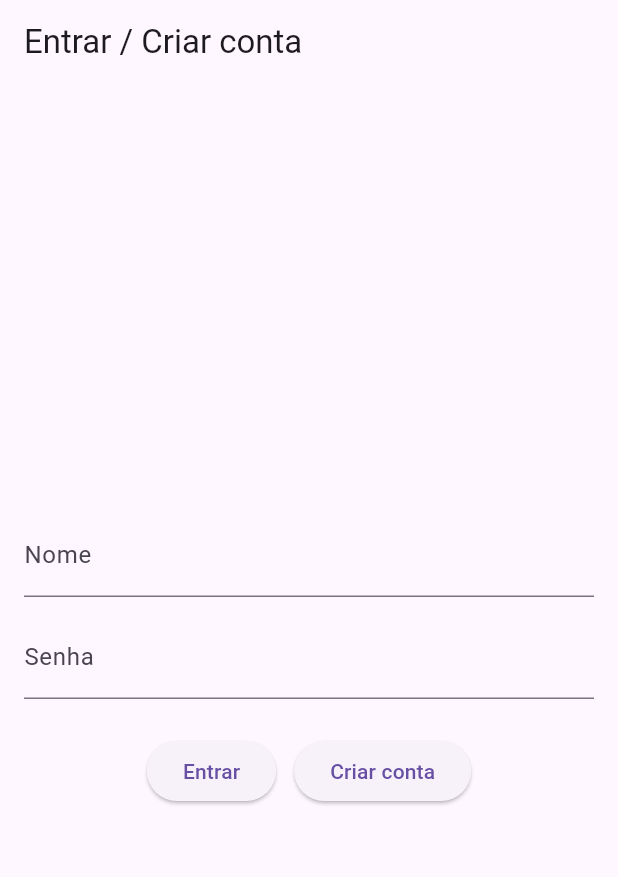
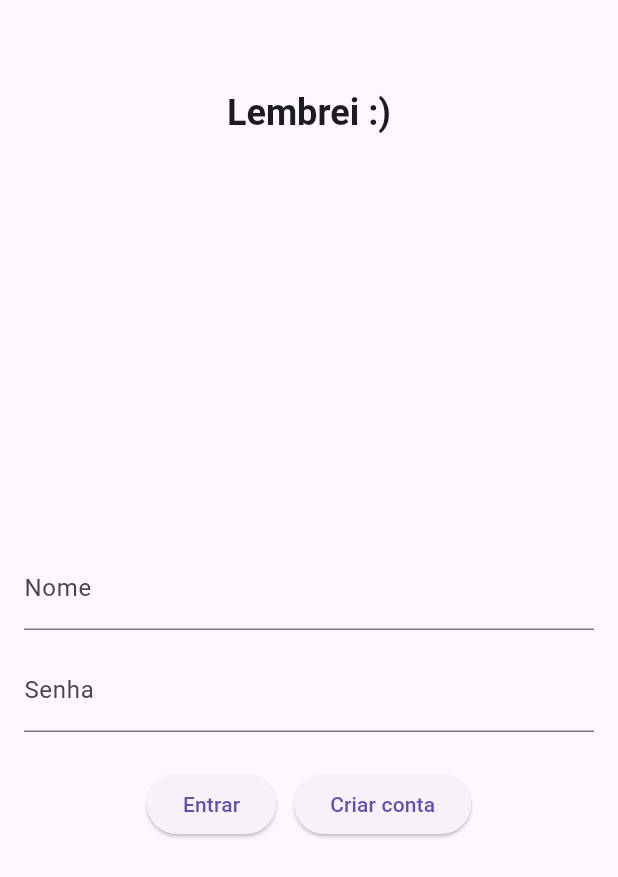
Before and after one commit to LinconjBrito/lembrei_app, a Flutter app: the screen it shows after launch, on a phone screen of 412 x 824 dp. Shown: the top 877 px of the screen. Run offline on Flutter 3.47's test engine with Material 3 defaults, Android fonts, the phone set to English and light mode, and no system bars; our stand-ins replace flutter_riverpod, freezed_annotation, riverpod_annotation, supabase_flutter; accounts and stored records are empty; generated files the repository leaves out were written again; statements that could not run were skipped.

Commit message:
mudei autenticação, e tela de login

```diff
--- a/lib/login_page.dart
+++ b/lib/login_page.dart
@@ -109,7 +109,10 @@ class _LoginPageState extends ConsumerState<LoginPage> {
   @override
   Widget build(BuildContext context) {
     return Scaffold(
-      appBar: AppBar(title: const Text('Entrar / Criar conta')),
+      appBar: AppBar(toolbarHeight: 100, title: Padding(
+        padding: const EdgeInsets.only(top: 50.0),
+      child: Center(child: const Text('Lembrei :)', style: TextStyle(fontSize: 24, fontWeight: FontWeight.bold),)),
+      )),
       body: Padding(
         padding: const EdgeInsets.all(16.0),
         child: Column(
```
